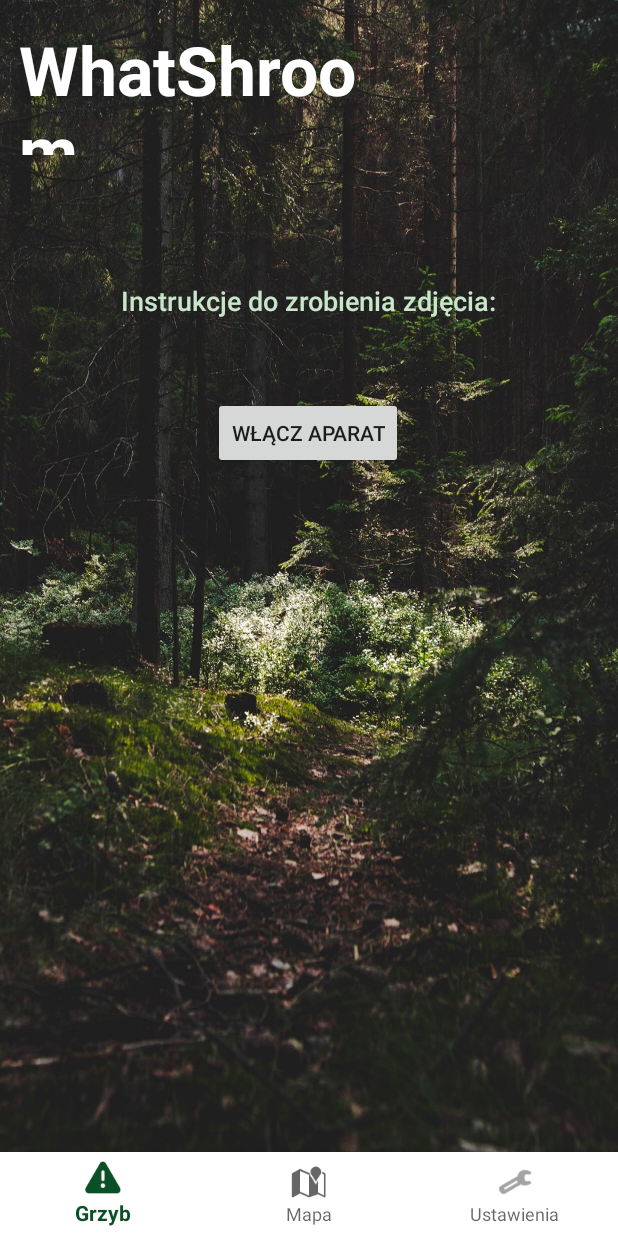
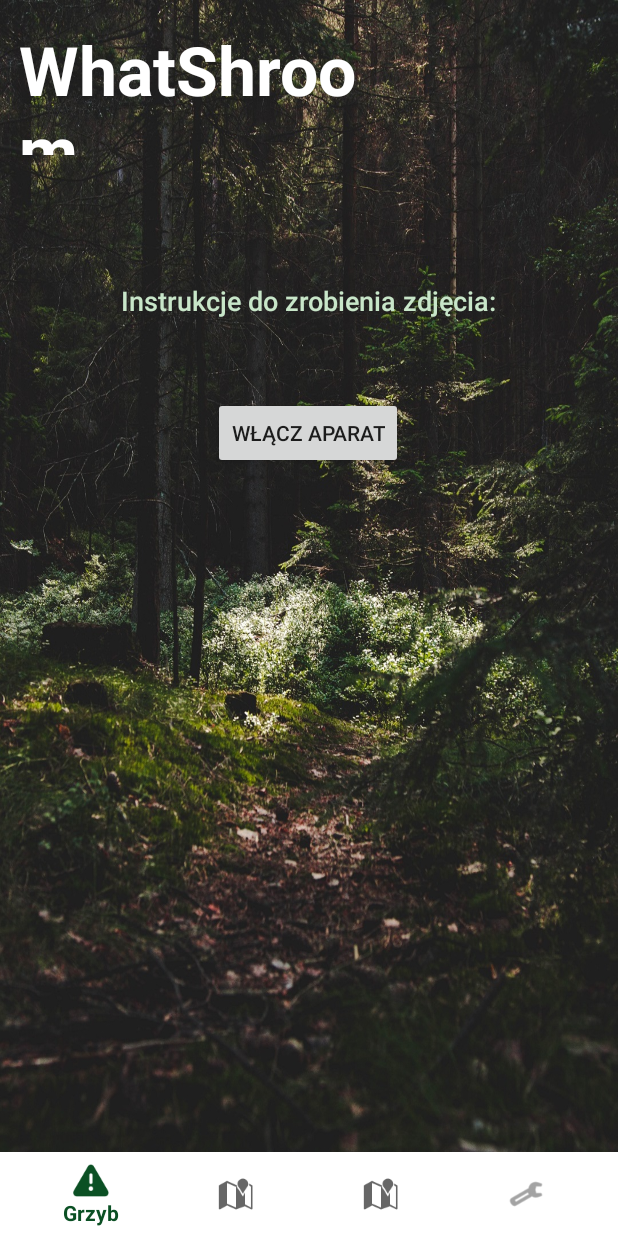
Before and after one commit to dgoleniewski/WhatShroom, an Android app: the screen it shows after launch (MainActivity), on a phone screen of 412 x 824 dp. Run offline under Robolectric (Android 15) with nearby library versions, the phone set to English and light mode, and no system bars; libraries missing offline, so code that uses them is left out: com.mapbox.mapboxsdk; Roboto replaces fonts that are not available here; 1 statement that could not run was skipped.

Commit message:
String changes

```diff
--- /dev/null
+++ b/app/src/main/java/com/whatshroom/LocationsFragment.java
@@ -0,0 +1,6 @@
+package com.whatshroom;
+
+import androidx.fragment.app.Fragment;
+
+public class LocationsFragment extends Fragment {
+}
--- a/app/src/main/res/layout/activity_main.xml
+++ b/app/src/main/res/layout/activity_main.xml
@@ -13,7 +13,7 @@
         android:layout_height="87dp"
         android:layout_marginTop="16dp"
         android:fontFamily="@font/timmana"
-        android:text="WhatShroom"
+        android:text="@string/app_name"
         android:textColor="@android:color/white"
         android:textSize="45sp"
         android:textStyle="bold"
--- a/app/src/main/res/layout/map_fragment.xml
+++ b/app/src/main/res/layout/map_fragment.xml
@@ -10,6 +10,8 @@
         android:id="@+id/mapView"
         android:layout_width="match_parent"
         android:layout_height="match_parent"
+        mapbox:mapbox_cameraTargetLat="52.686896"
+        mapbox:mapbox_cameraTargetLng="19.067425"
         mapbox:mapbox_cameraZoom="14" />
 
 
--- a/app/src/main/res/layout/shroom_fragment.xml
+++ b/app/src/main/res/layout/shroom_fragment.xml
@@ -9,7 +9,7 @@
         android:id="@+id/photoButton"
         android:layout_width="wrap_content"
         android:layout_height="wrap_content"
-        android:text="Włącz aparat"
+        android:text="@string/turn_camera"
         app:layout_constraintBottom_toBottomOf="parent"
         app:layout_constraintEnd_toEndOf="parent"
         app:layout_constraintHorizontal_bias="0.498"
--- a/app/src/main/res/menu/menu.xml
+++ b/app/src/main/res/menu/menu.xml
@@ -5,13 +5,17 @@
     <item
         android:id="@+id/shroomItem"
         android:icon="@android:drawable/ic_dialog_alert"
-        android:title="@string/grzyb" />
+        android:title="@string/shroom" />
     <item
         android:id="@+id/mapItem"
         android:icon="@android:drawable/ic_dialog_map"
-        android:title="Mapa" />
+        android:title="@string/map" />
+    <item
+        android:id="@+id/locationsItem"
+        android:icon="@android:drawable/ic_dialog_map"
+        android:title="@string/locations" />
     <item
         android:id="@+id/settingsItem"
         android:icon="@android:drawable/ic_menu_preferences"
-        android:title="Ustawienia" />
+        android:title="@string/settings" />
 </menu>
--- a/app/src/main/res/values/strings.xml
+++ b/app/src/main/res/values/strings.xml
@@ -1,7 +1,10 @@
 <resources>
     <string name="app_name">WhatShroom</string>
 
-    <!-- TODO: Remove or change this placeholder text -->
-    <string name="hello_blank_fragment">Hello blank fragment</string>
-    <string name="grzyb">Grzyb</string>
+    <string name="shroom">Grzyb</string>
+    <string name="map">Mapa</string>
+    <string name="settings">Ustawienia</string>
+    <string name="turn_camera">Włącz aparat</string>
+    <string name="locations">Zapisane miejsca</string>
+    <string name="keyMapbox">sk.eyJ1IjoicnV0bWlsaWVuIiwiYSI6ImNrOTg3Mzh0eDE0c3IzcG4xajEzbWRocGUifQ.7wTQcxhRgIkySG_sk2Gpxg</string>
 </resources>
```
Also changed, not shown: app/src/main/java/com/whatshroom/MainActivity.java (+8 -3 lines).
